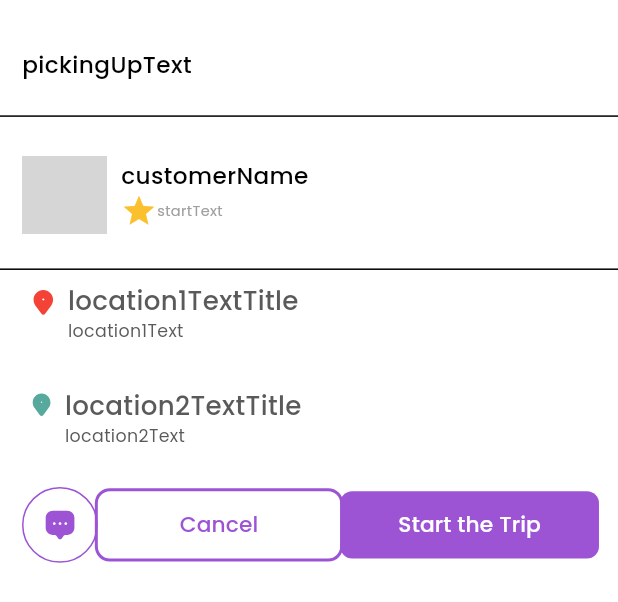
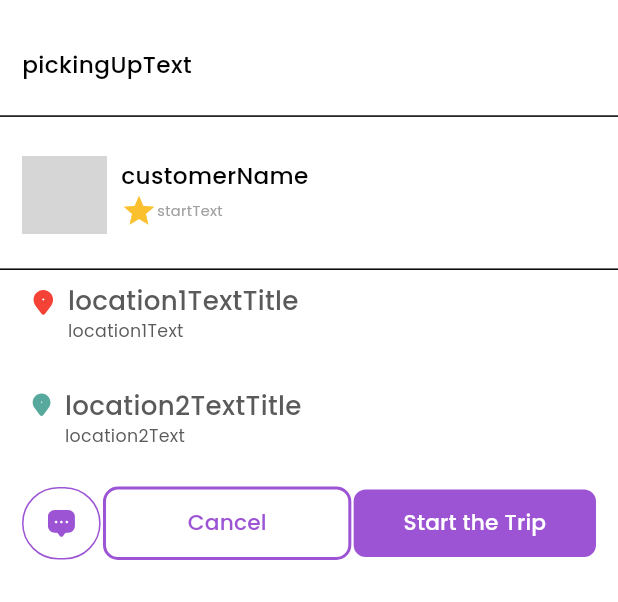
Before and after one commit to bilginfatih/shazy, a Flutter app: the DriveBottomSheet widget shown alone on an empty page, opened directly, on a phone screen of 412 x 824 dp. Shown: the top 602 px of the screen. Run offline on Flutter 3.47's test engine with Material 3 defaults, Android fonts, the phone set to English and light mode, and no system bars; our stand-ins replace dio, easy_localization, firebase_core, firebase_messaging, flutter_local_notifications, flutter_mobx and 13 more; missing offline and left inert: flutter_check_box_rounded, flutter_polyline_points, flutter_session_manager, maps_launcher; accounts and stored records are empty; generated files the repository leaves out were written again; network calls fail; project files that could hold a hidden picture were left out; grey boxes are pictures that could not be loaded.

Commit message:
ui bug fix

```diff
--- a/lib/widgets/modal_bottom_sheet/drive_bottom_sheet.dart
+++ b/lib/widgets/modal_bottom_sheet/drive_bottom_sheet.dart
@@ -113,13 +113,17 @@ class _DriveBottomSheetState extends State<DriveBottomSheet> {
       child: Row(
         mainAxisAlignment: MainAxisAlignment.spaceBetween,
         children: [
-          GestureDetector(
+          Container(
+            width: context.responsiveWidth(50),
+            height: context.responsiveHeight(50),
+            child: GestureDetector(
               onTap: () {
                 print('wp mesajlaşma atacak');
               },
               child: CircularSvgIcon(
                 context: context,
                 assetName: 'assets/svg/sms.svg',
+              ),
             ),
           ),
           if (widget.showSecondaryButton) // Eğer showSecondaryButton true ve index 0 ise göster
@@ -132,7 +136,7 @@ class _DriveBottomSheetState extends State<DriveBottomSheet> {
               style: context.textStyle.subheadLargeMedium.copyWith(fontSize: context.responsiveFont(15)),
             ),
           PrimaryButton(
-            width: widget.showSecondaryButton ? context.responsiveWidth(157) : context.responsiveWidth(189),
+            width: widget.showSecondaryButton ? context.responsiveWidth(147) : context.responsiveWidth(189),
             height: context.responsiveHeight(48),
             text: buttonTextStart ?? 'Start the Trip'.tr(),
             context: context,
```
Also changed, not shown: lib/pages/payment/payment_tip_page.dart (+12 -21 lines), lib/widgets/containers/payment_method_container.dart (+4 -11 lines). Lines whose indentation alone changed are shown as unchanged.
